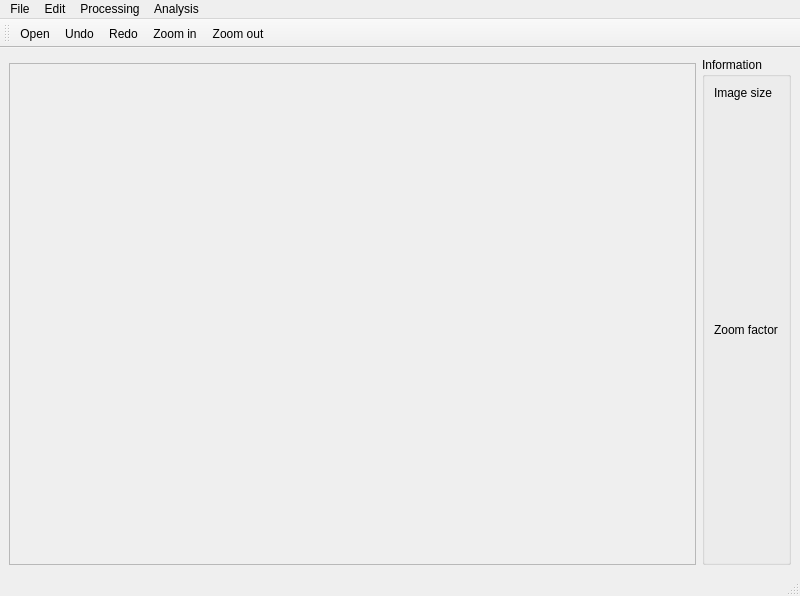
Old version of the form view/mainWindow.ui in the repository aweAshikaga/Medical-Image-Analysis.
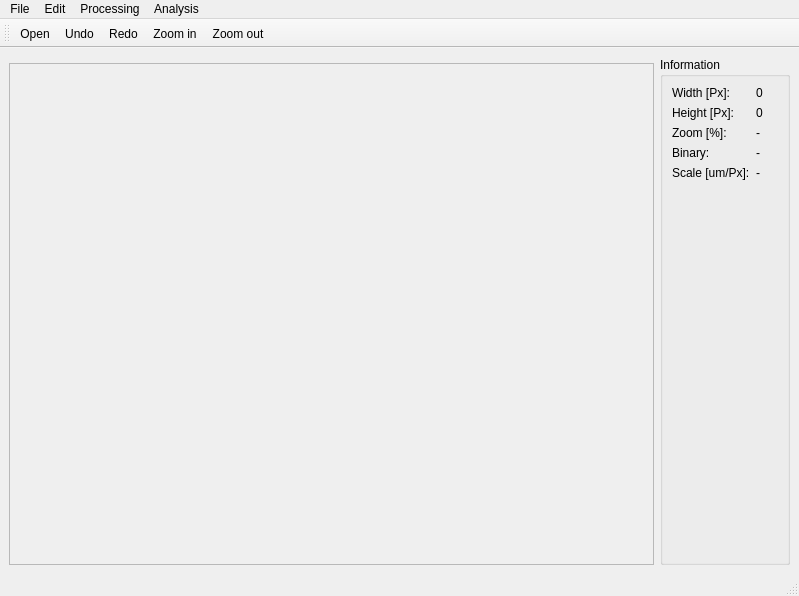
New version of the form. Icons and pictures are not drawn.

Diff of the .ui file:
```diff
--- a/view/mainWindow.ui
+++ b/view/mainWindow.ui
@@ -6,7 +6,7 @@
    <rect>
     <x>0</x>
     <y>0</y>
-    <width>800</width>
+    <width>799</width>
     <height>596</height>
    </rect>
   </property>
@@ -30,7 +30,7 @@
           <rect>
            <x>0</x>
            <y>0</y>
-           <width>694</width>
+           <width>641</width>
            <height>493</height>
           </rect>
          </property>
@@ -53,6 +53,12 @@
     </item>
     <item>
      <widget class="QGroupBox" name="groupBoxInfo">
+      <property name="minimumSize">
+       <size>
+        <width>130</width>
+        <height>0</height>
+       </size>
+      </property>
       <property name="maximumSize">
        <size>
         <width>150</width>
@@ -62,9 +68,12 @@
       <property name="title">
        <string>Information</string>
       </property>
-      <layout class="QVBoxLayout" name="verticalLayout">
-       <item>
-        <widget class="QLabel" name="lblImageSize">
+      <layout class="QFormLayout" name="formLayout">
+       <property name="sizeConstraint">
+        <enum>QLayout::SetDefaultConstraint</enum>
+       </property>
+       <item row="0" column="0">
+        <widget class="QLabel" name="lblWidthText">
          <property name="sizePolicy">
           <sizepolicy hsizetype="Preferred" vsizetype="Preferred">
            <horstretch>0</horstretch>
@@ -72,14 +81,46 @@
           </sizepolicy>
          </property>
          <property name="text">
-          <string>Image size</string>
+          <string>Width [Px]:</string>
          </property>
          <property name="alignment">
           <set>Qt::AlignLeading|Qt::AlignLeft|Qt::AlignTop</set>
          </property>
         </widget>
        </item>
-       <item>
+       <item row="0" column="1">
+        <widget class="QLabel" name="lblWidth">
+         <property name="sizePolicy">
+          <sizepolicy hsizetype="Preferred" vsizetype="Preferred">
+           <horstretch>0</horstretch>
+           <verstretch>0</verstretch>
+          </sizepolicy>
+         </property>
+         <property name="text">
+          <string>0</string>
+         </property>
+         <property name="alignment">
+          <set>Qt::AlignLeading|Qt::AlignLeft|Qt::AlignTop</set>
+         </property>
+        </widget>
+       </item>
+       <item row="2" column="0">
+        <widget class="QLabel" name="lblZoomFactorText">
+         <property name="sizePolicy">
+          <sizepolicy hsizetype="Preferred" vsizetype="Preferred">
+           <horstretch>0</horstretch>
+           <verstretch>0</verstretch>
+          </sizepolicy>
+         </property>
+         <property name="text">
+          <string>Zoom [%]:</string>
+         </property>
+         <property name="alignment">
+          <set>Qt::AlignLeading|Qt::AlignLeft|Qt::AlignTop</set>
+         </property>
+        </widget>
+       </item>
+       <item row="2" column="1">
         <widget class="QLabel" name="lblZoomFactor">
          <property name="sizePolicy">
           <sizepolicy hsizetype="Preferred" vsizetype="Preferred">
@@ -88,13 +129,55 @@
           </sizepolicy>
          </property>
          <property name="text">
-          <string>Zoom factor</string>
+          <string>-</string>
          </property>
          <property name="alignment">
           <set>Qt::AlignLeading|Qt::AlignLeft|Qt::AlignTop</set>
          </property>
         </widget>
        </item>
+       <item row="3" column="0">
+        <widget class="QLabel" name="lblBinaryText">
+         <property name="text">
+          <string>Binary:</string>
+         </property>
+        </widget>
+       </item>
+       <item row="3" column="1">
+        <widget class="QLabel" name="lblBinary">
+         <property name="text">
+          <string>-</string>
+         </property>
+        </widget>
+       </item>
+       <item row="4" column="0">
+        <widget class="QLabel" name="lblScaleText">
+         <property name="text">
+          <string>Scale [um/Px]:</string>
+         </property>
+        </widget>
+       </item>
+       <item row="4" column="1">
+        <widget class="QLabel" name="lblScale">
+         <property name="text">
+          <string>-</string>
+         </property>
+        </widget>
+       </item>
+       <item row="1" column="0">
+        <widget class="QLabel" name="lblHeightText">
+         <property name="text">
+          <string>Height [Px]:</string>
+         </property>
+        </widget>
+       </item>
+       <item row="1" column="1">
+        <widget class="QLabel" name="lblHeight">
+         <property name="text">
+          <string>0</string>
+         </property>
+        </widget>
+       </item>
       </layout>
      </widget>
     </item>
@@ -105,7 +188,7 @@
     <rect>
      <x>0</x>
      <y>0</y>
-     <width>800</width>
+     <width>799</width>
      <height>21</height>
     </rect>
    </property>
```
Left out of the diff: 6 changed lines with no effect on the pictures.
